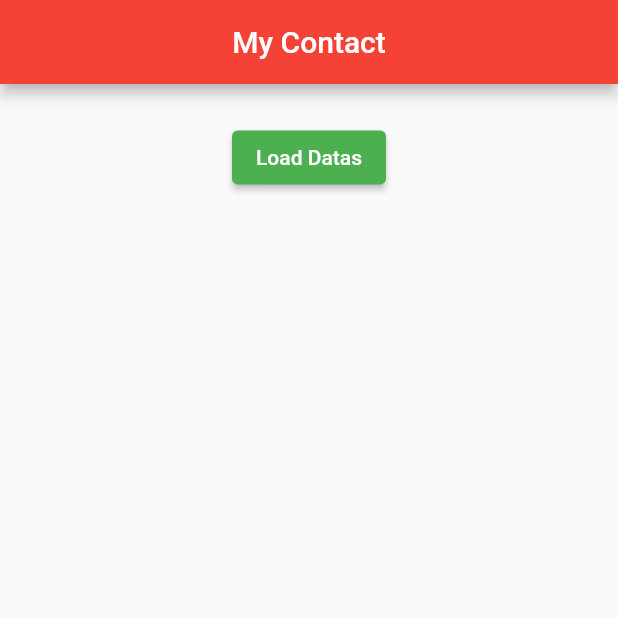
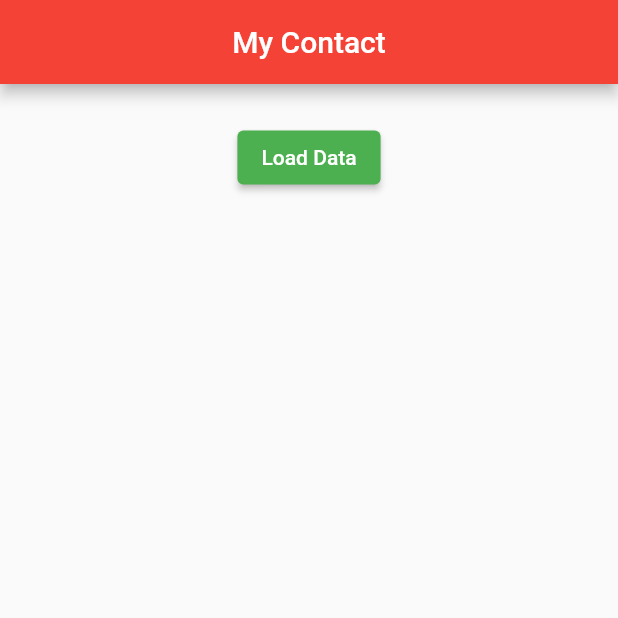
Before and after one commit to Luqmanhakim0212/excersisee_4, a Flutter app: the screen it shows after launch, on a phone screen of 412 x 824 dp, the top half of it. Run offline on Flutter 3.47's test engine with Material 2 defaults, Android fonts, the phone set to English and light mode, and no system bars.

Commit message:
my first commit

```diff
--- a/lib/main.dart
+++ b/lib/main.dart
@@ -56,7 +56,7 @@ class _HomePageState extends State<HomePage> {
               style: ButtonStyle(
                 backgroundColor: MaterialStateProperty.all<Color>(Colors.green),
               ),
-              child: Text('Load Datas'),
+              child: Text('Load Data'),
               onPressed: readJson,
             ),
 
```
